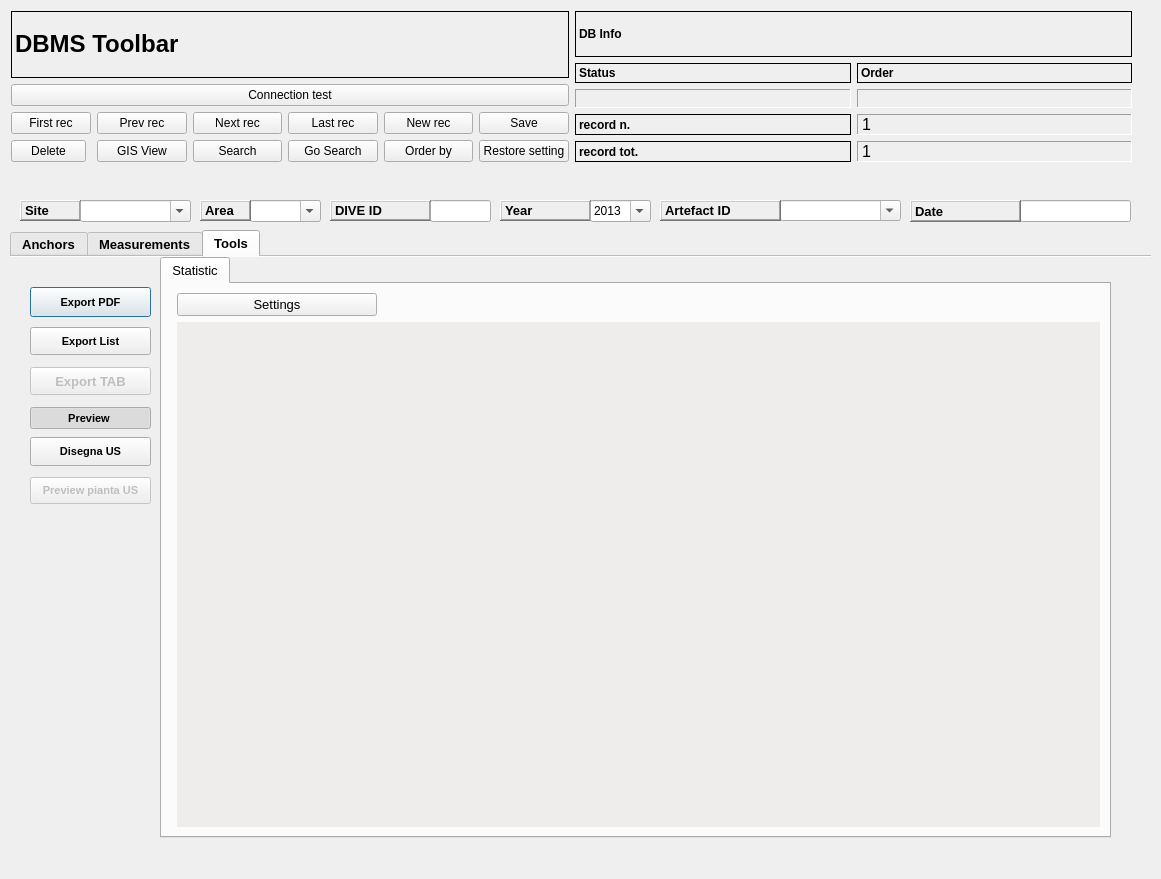
This is gui/ui/pyarchinit_ANCHOR_ui.ui in enzococca/HFF as Qt 5 draws it before an edit. The edited form follows.
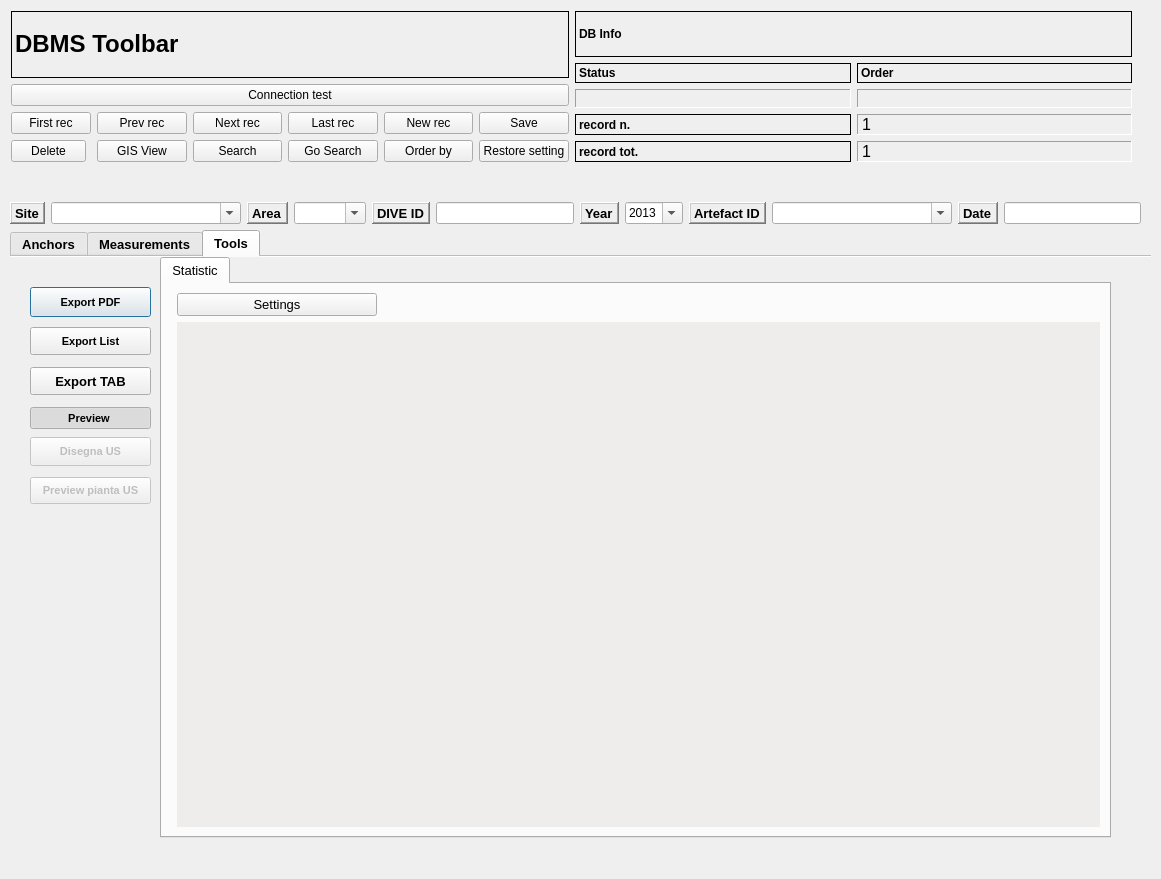
This is the edited form. The open tabs and pages were chosen to show the change. Icons and pictures are not drawn. Custom widgets are drawn as their Qt base class.

The edit to the form file:
```diff
--- a/gui/ui/pyarchinit_ANCHOR_ui.ui
+++ b/gui/ui/pyarchinit_ANCHOR_ui.ui
@@ -1692,7 +1692,7 @@
     </widget>
     <widget class="QPushButton" name="pushButton_exptab">
      <property name="enabled">
-      <bool>false</bool>
+      <bool>true</bool>
      </property>
      <property name="geometry">
       <rect>
@@ -1833,6 +1833,9 @@
      </property>
     </widget>
     <widget class="QPushButton" name="pushButton_showLayer">
+     <property name="enabled">
+      <bool>false</bool>
+     </property>
      <property name="geometry">
       <rect>
        <x>20</x>
@@ -2413,28 +2416,18 @@
     </item>
    </layout>
   </widget>
-  <widget class="QComboBox" name="comboBox_artefact">
+  <widget class="QWidget" name="">
    <property name="geometry">
     <rect>
-     <x>780</x>
+     <x>10</x>
      <y>200</y>
-     <width>121</width>
-     <height>21</height>
+     <width>1131</width>
+     <height>27</height>
     </rect>
    </property>
-   <property name="editable">
-    <bool>true</bool>
-   </property>
-  </widget>
-  <widget class="QLabel" name="label_9">
-   <property name="geometry">
-    <rect>
-     <x>660</x>
-     <y>200</y>
-     <width>121</width>
-     <height>21</height>
-    </rect>
-   </property>
+   <layout class="QGridLayout" name="gridLayout_6">
+    <item row="0" column="0">
+     <widget class="QLabel" name="label_39">
    <property name="font">
     <font>
      <pointsize>10</pointsize>
@@ -2449,21 +2442,25 @@
     <enum>QFrame::Raised</enum>
    </property>
    <property name="text">
-    <string>Artefact ID</string>
-   </property>
-   <property name="openExternalLinks">
+       <string>Site</string>
+      </property>
+     </widget>
+    </item>
+    <item row="0" column="1">
+     <widget class="QComboBox" name="comboBox_site">
+      <property name="minimumSize">
+       <size>
+        <width>190</width>
+        <height>0</height>
+       </size>
+      </property>
+      <property name="editable">
     <bool>true</bool>
    </property>
   </widget>
-  <widget class="QLabel" name="label_10">
-   <property name="geometry">
-    <rect>
-     <x>500</x>
-     <y>200</y>
-     <width>91</width>
-     <height>21</height>
-    </rect>
-   </property>
+    </item>
+    <item row="0" column="2">
+     <widget class="QLabel" name="label_48">
    <property name="font">
     <font>
      <pointsize>10</pointsize>
@@ -2478,18 +2475,19 @@
     <enum>QFrame::Raised</enum>
    </property>
    <property name="text">
-    <string>Year</string>
-   </property>
-  </widget>
+       <string>Area</string>
+      </property>
+     </widget>
+    </item>
+    <item row="0" column="3">
+     <widget class="QComboBox" name="comboBox_area">
+      <property name="editable">
+       <bool>true</bool>
+      </property>
+     </widget>
+    </item>
+    <item row="0" column="4">
   <widget class="QLabel" name="label_21">
-   <property name="geometry">
-    <rect>
-     <x>330</x>
-     <y>200</y>
-     <width>101</width>
-     <height>21</height>
-    </rect>
-   </property>
    <property name="font">
     <font>
      <pointsize>10</pointsize>
@@ -2507,35 +2505,12 @@
     <string>DIVE ID</string>
    </property>
   </widget>
-  <widget class="QLineEdit" name="lineEdit_divelog_id">
-   <property name="geometry">
-    <rect>
-     <x>430</x>
-     <y>200</y>
-     <width>61</width>
-     <height>22</height>
-    </rect>
-   </property>
-  </widget>
-  <widget class="QLineEdit" name="lineEdit_date">
-   <property name="geometry">
-    <rect>
-     <x>1020</x>
-     <y>200</y>
-     <width>111</width>
-     <height>22</height>
-    </rect>
-   </property>
-  </widget>
-  <widget class="QLabel" name="label_6">
-   <property name="geometry">
-    <rect>
-     <x>910</x>
-     <y>200</y>
-     <width>111</width>
-     <height>22</height>
-    </rect>
-   </property>
+    </item>
+    <item row="0" column="5">
+     <widget class="QLineEdit" name="lineEdit_divelog_id"/>
+    </item>
+    <item row="0" column="6">
+     <widget class="QLabel" name="label_10">
    <property name="font">
     <font>
      <pointsize>10</pointsize>
@@ -2550,18 +2525,12 @@
     <enum>QFrame::Raised</enum>
    </property>
    <property name="text">
-    <string>Date</string>
-   </property>
-  </widget>
+       <string>Year</string>
+      </property>
+     </widget>
+    </item>
+    <item row="0" column="7">
   <widget class="QComboBox" name="comboBox_years">
-   <property name="geometry">
-    <rect>
-     <x>590</x>
-     <y>200</y>
-     <width>61</width>
-     <height>22</height>
-    </rect>
-   </property>
    <property name="editable">
     <bool>true</bool>
    </property>
@@ -2606,15 +2575,9 @@
     </property>
    </item>
   </widget>
-  <widget class="QLabel" name="label_39">
-   <property name="geometry">
-    <rect>
-     <x>20</x>
-     <y>200</y>
-     <width>61</width>
-     <height>21</height>
-    </rect>
-   </property>
+    </item>
+    <item row="0" column="8">
+     <widget class="QLabel" name="label_9">
    <property name="font">
     <font>
      <pointsize>10</pointsize>
@@ -2629,44 +2592,28 @@
     <enum>QFrame::Raised</enum>
    </property>
    <property name="text">
-    <string>Site</string>
-   </property>
-  </widget>
-  <widget class="QComboBox" name="comboBox_site">
-   <property name="geometry">
-    <rect>
-     <x>80</x>
-     <y>200</y>
-     <width>111</width>
-     <height>22</height>
-    </rect>
-   </property>
-   <property name="editable">
+       <string>Artefact ID</string>
+      </property>
+      <property name="openExternalLinks">
     <bool>true</bool>
    </property>
   </widget>
-  <widget class="QComboBox" name="comboBox_area">
-   <property name="geometry">
-    <rect>
-     <x>250</x>
-     <y>200</y>
-     <width>71</width>
-     <height>22</height>
-    </rect>
+    </item>
+    <item row="0" column="9">
+     <widget class="QComboBox" name="comboBox_artefact">
+      <property name="minimumSize">
+       <size>
+        <width>180</width>
+        <height>0</height>
+       </size>
    </property>
    <property name="editable">
     <bool>true</bool>
    </property>
   </widget>
-  <widget class="QLabel" name="label_48">
-   <property name="geometry">
-    <rect>
-     <x>200</x>
-     <y>200</y>
-     <width>51</width>
-     <height>21</height>
-    </rect>
-   </property>
+    </item>
+    <item row="0" column="10">
+     <widget class="QLabel" name="label_6">
    <property name="font">
     <font>
      <pointsize>10</pointsize>
@@ -2681,8 +2628,21 @@
     <enum>QFrame::Raised</enum>
    </property>
    <property name="text">
-    <string>Area</string>
-   </property>
+       <string>Date</string>
+      </property>
+     </widget>
+    </item>
+    <item row="0" column="11">
+     <widget class="QLineEdit" name="lineEdit_date">
+      <property name="minimumSize">
+       <size>
+        <width>100</width>
+        <height>0</height>
+       </size>
+      </property>
+     </widget>
+    </item>
+   </layout>
   </widget>
  </widget>
  <customwidgets>
```
Lines whose indentation alone changed are shown as unchanged.
